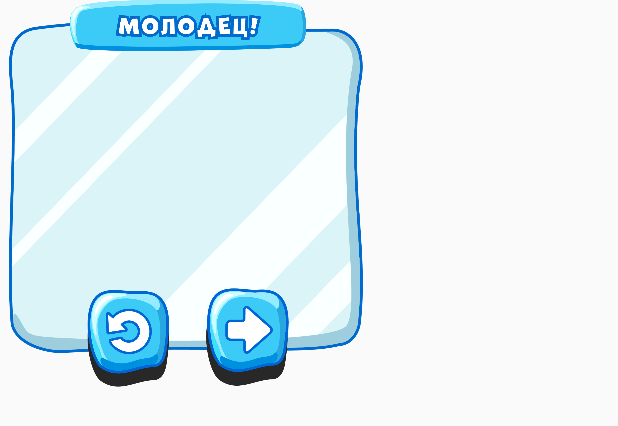
After one commit to Nov1kov/tcifrovoi_proryv_2019, an Android app: the layout complete_level_fragment.xml on its own in the app's theme, with its tools: preview values and no code run, on a phone screen of 412 x 824 dp. The commit adds this screen. Shown: the top 426 px of the screen. Run offline under Robolectric (Android 15) with nearby library versions, the light colour scheme and no system bars.

Commit message:
add complete level dialog

```diff
--- a/app/src/main/res/layout/activity_fullscreen.xml
+++ b/app/src/main/res/layout/activity_level.xml
@@ -5,11 +5,12 @@
              android:id="@+id/root_layout"
              android:layout_width="match_parent"
              android:layout_height="match_parent"
-             android:background="#0099cc"
+             android:fitsSystemWindows="true"
              tools:context=".LevelOneActivity">
 
     <ImageView
             android:id="@+id/image_view"
+            android:fitsSystemWindows="true"
             android:layout_width="match_parent"
             android:layout_height="match_parent"/>
 
--- /dev/null
+++ b/app/src/main/res/layout/complete_level_fragment.xml
@@ -0,0 +1,51 @@
+<?xml version="1.0" encoding="utf-8"?>
+<androidx.constraintlayout.widget.ConstraintLayout
+        xmlns:android="http://schemas.android.com/apk/res/android"
+        xmlns:app="http://schemas.android.com/apk/res-auto" xmlns:tools="http://schemas.android.com/tools"
+        android:maxHeight="@dimen/level_comlete_dialog_size_height"
+        android:maxWidth="@dimen/level_comlete_dialog_size_width"
+        android:minHeight="@dimen/level_comlete_dialog_size_height"
+        android:minWidth="@dimen/level_comlete_dialog_size_width"
+        android:layout_height="match_parent"
+        android:layout_width="match_parent">
+
+    <ImageView
+            android:id="@+id/background"
+            android:src="@drawable/notebg_01"
+            android:adjustViewBounds="true"
+            android:layout_width="@dimen/level_comlete_dialog_size_width"
+            android:layout_height="wrap_content"
+            app:layout_constraintTop_toTopOf="parent"
+            android:layout_marginTop="12dp"/>
+
+    <ImageView
+            android:src="@drawable/complete"
+            android:adjustViewBounds="true"
+            android:layout_width="160dp"
+            android:layout_height="wrap_content"
+            app:layout_constraintEnd_toEndOf="parent"
+            app:layout_constraintStart_toStartOf="parent"
+            app:layout_constraintTop_toTopOf="parent"/>
+
+    <ImageView
+            android:id="@+id/again_button"
+            android:src="@drawable/again_01"
+            android:adjustViewBounds="true"
+            android:layout_width="60dp"
+            android:layout_height="wrap_content"
+            app:layout_constraintStart_toStartOf="parent"
+            android:layout_marginStart="55dp"
+            app:layout_constraintBottom_toBottomOf="parent"/>
+
+    <ImageView
+            android:id="@+id/go_button"
+            android:src="@drawable/vpered_01"
+            android:adjustViewBounds="true"
+            android:layout_width="60dp"
+            android:layout_height="wrap_content"
+            app:layout_constraintEnd_toEndOf="parent"
+            android:layout_marginEnd="55dp"
+            app:layout_constraintBottom_toBottomOf="parent"/>
+
+
+</androidx.constraintlayout.widget.ConstraintLayout>
--- a/app/src/main/res/values/dimens.xml
+++ b/app/src/main/res/values/dimens.xml
@@ -6,4 +6,6 @@
     <dimen name="activity_horizontal_margin">16dp</dimen>
     <dimen name="activity_vertical_margin">16dp</dimen>
     <dimen name="controls_text_size">70sp</dimen>
+    <dimen name="level_comlete_dialog_size_width">250dp</dimen>
+    <dimen name="level_comlete_dialog_size_height">260dp</dimen>
 </resources>
```
Also changed, not shown: app/src/main/java/ru/novikov/arktika/LevelOneActivity.kt (+27 -5 lines), app/src/main/java/ru/novikov/arktika/ui/login/CompleteLevelDialog.kt (added, +67 -0 lines), app/src/main/res/drawable/again_01.png (added), app/src/main/res/drawable/bochkablue_01.png (added), app/src/main/res/drawable/complete.png (added), app/src/main/res/drawable/notebg_01.png (added), app/src/main/res/drawable/starblue_01.png (added), app/src/main/res/drawable/starwhite_01.png (added), app/src/main/res/drawable/vpered_01.png (added).
